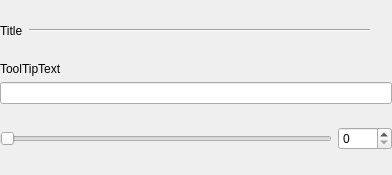
This is SettingWidgets/integersettingwidget.ui in oVooVo/FancyMidi as Qt 5 draws it before an edit. The edited form follows.
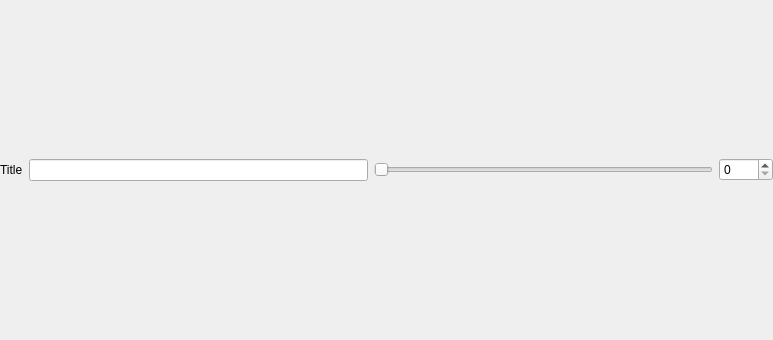
This is the edited form. Icons and pictures are not drawn.

What changed in the file:
```diff
--- a/SettingWidgets/integersettingwidget.ui
+++ b/SettingWidgets/integersettingwidget.ui
@@ -6,181 +6,52 @@
    <rect>
     <x>0</x>
     <y>0</y>
-    <width>392</width>
-    <height>175</height>
+    <width>773</width>
+    <height>340</height>
    </rect>
   </property>
   <property name="windowTitle">
    <string>Form</string>
   </property>
-  <layout class="QVBoxLayout" name="verticalLayout">
-   <property name="spacing">
-    <number>0</number>
-   </property>
+  <layout class="QHBoxLayout" name="horizontalLayout">
    <property name="margin">
     <number>0</number>
    </property>
    <item>
-    <widget class="QFrame" name="frame_2">
+    <widget class="QLabel" name="_title">
      <property name="sizePolicy">
-      <sizepolicy hsizetype="Preferred" vsizetype="Maximum">
+      <sizepolicy hsizetype="Maximum" vsizetype="Fixed">
        <horstretch>0</horstretch>
        <verstretch>0</verstretch>
       </sizepolicy>
      </property>
-     <property name="frameShape">
-      <enum>QFrame::NoFrame</enum>
+     <property name="text">
+      <string>Title</string>
      </property>
-     <property name="frameShadow">
-      <enum>QFrame::Raised</enum>
-     </property>
-     <layout class="QHBoxLayout" name="horizontalLayout">
-      <property name="margin">
-       <number>0</number>
-      </property>
-      <item>
-       <widget class="QLabel" name="_title">
-        <property name="sizePolicy">
-         <sizepolicy hsizetype="Maximum" vsizetype="Fixed">
-          <horstretch>0</horstretch>
-          <verstretch>0</verstretch>
-         </sizepolicy>
-        </property>
-        <property name="text">
-         <string>Title</string>
-        </property>
-       </widget>
-      </item>
-      <item>
-       <widget class="Line" name="line_2">
-        <property name="orientation">
-         <enum>Qt::Horizontal</enum>
-        </property>
-       </widget>
-      </item>
-      <item>
-       <widget class="QPushButton" name="helpIcon">
-        <property name="sizePolicy">
-         <sizepolicy hsizetype="Maximum" vsizetype="Fixed">
-          <horstretch>0</horstretch>
-          <verstretch>0</verstretch>
-         </sizepolicy>
-        </property>
-        <property name="maximumSize">
-         <size>
-          <width>16</width>
-          <height>16</height>
-         </size>
-        </property>
-        <property name="text">
-         <string/>
-        </property>
-        <property name="icon">
-         <iconset>
-          <normaloff>:/Icons/Ressources/HelpButton.png</normaloff>
-          <normalon>:/new/Icons/Ressources/HelpButton.png</normalon>:/Icons/Ressources/HelpButton.png</iconset>
-        </property>
-        <property name="iconSize">
-         <size>
-          <width>14</width>
-          <height>14</height>
-         </size>
-        </property>
-        <property name="checkable">
-         <bool>false</bool>
-        </property>
-        <property name="flat">
-         <bool>true</bool>
-        </property>
-       </widget>
-      </item>
-     </layout>
     </widget>
    </item>
    <item>
-    <widget class="QFrame" name="frame">
+    <widget class="QLineEdit" name="lineEdit"/>
+   </item>
+   <item>
+    <widget class="QSlider" name="_slider">
      <property name="sizePolicy">
-      <sizepolicy hsizetype="Preferred" vsizetype="Maximum">
+      <sizepolicy hsizetype="Expanding" vsizetype="Fixed">
        <horstretch>0</horstretch>
        <verstretch>0</verstretch>
       </sizepolicy>
      </property>
-     <property name="frameShape">
-      <enum>QFrame::NoFrame</enum>
+     <property name="orientation">
+      <enum>Qt::Horizontal</enum>
      </property>
-     <property name="frameShadow">
-      <enum>QFrame::Raised</enum>
-     </property>
-     <layout class="QVBoxLayout" name="verticalLayout_3">
-      <property name="margin">
-       <number>0</number>
-      </property>
-      <item>
-       <widget class="QLabel" name="_toolTip">
-        <property name="sizePolicy">
-         <sizepolicy hsizetype="Minimum" vsizetype="Minimum">
-          <horstretch>0</horstretch>
-          <verstretch>0</verstretch>
-         </sizepolicy>
-        </property>
-        <property name="autoFillBackground">
-         <bool>true</bool>
-        </property>
-        <property name="text">
-         <string>ToolTipText</string>
-        </property>
-        <property name="textFormat">
-         <enum>Qt::AutoText</enum>
-        </property>
-        <property name="scaledContents">
-         <bool>false</bool>
-        </property>
-        <property name="alignment">
-         <set>Qt::AlignLeading|Qt::AlignLeft|Qt::AlignTop</set>
-        </property>
-        <property name="wordWrap">
-         <bool>true</bool>
-        </property>
-        <property name="openExternalLinks">
-         <bool>false</bool>
-        </property>
-        <property name="textInteractionFlags">
-         <set>Qt::LinksAccessibleByMouse|Qt::TextSelectableByMouse</set>
-        </property>
-       </widget>
-      </item>
-      <item>
-       <widget class="QLineEdit" name="lineEdit"/>
-      </item>
-     </layout>
     </widget>
    </item>
    <item>
-    <layout class="QHBoxLayout" name="horizontalLayout_2">
-     <property name="spacing">
-      <number>6</number>
+    <widget class="QSpinBox" name="_spinBox">
+     <property name="maximum">
+      <number>9999</number>
      </property>
-     <item>
-      <widget class="QSlider" name="_slider">
-       <property name="sizePolicy">
-        <sizepolicy hsizetype="Expanding" vsizetype="Fixed">
-         <horstretch>0</horstretch>
-         <verstretch>0</verstretch>
-        </sizepolicy>
-       </property>
-       <property name="orientation">
-        <enum>Qt::Horizontal</enum>
-       </property>
-      </widget>
-     </item>
-     <item>
-      <widget class="QSpinBox" name="_spinBox">
-       <property name="maximum">
-        <number>9999</number>
-       </property>
-      </widget>
-     </item>
-    </layout>
+    </widget>
    </item>
   </layout>
  </widget>
```
